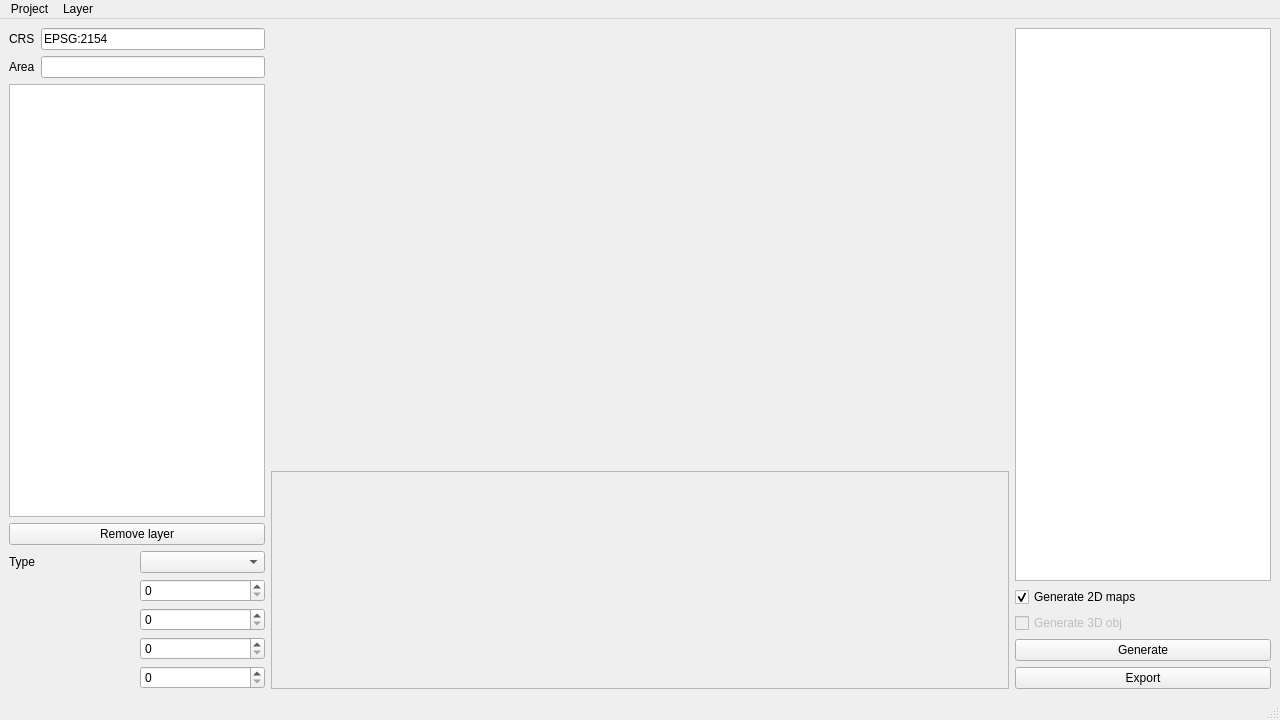
YTTM/SceneFromGIS, file mainform.ui: the form before one commit.
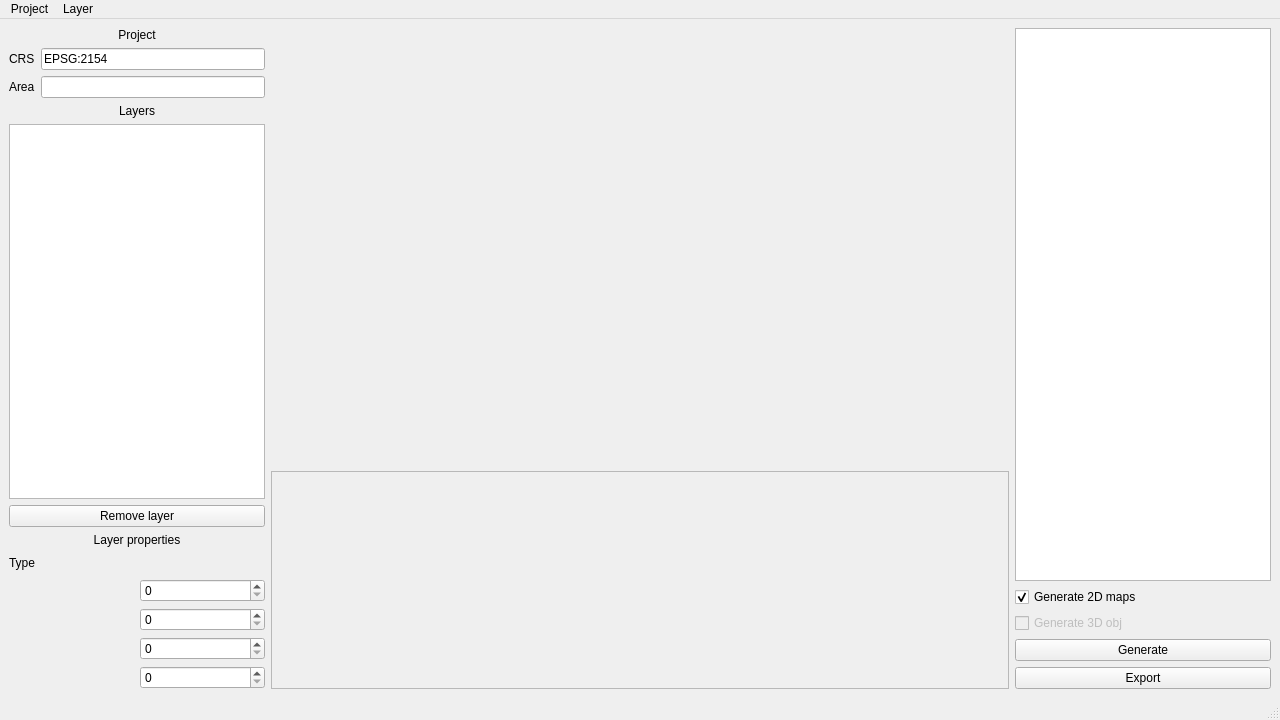
The form after the commit.

Commit message: update gui and disable edition of existing layer type

Diff of the .ui file:
```diff
--- a/mainform.ui
+++ b/mainform.ui
@@ -88,20 +88,34 @@
     <item row="0" column="0" rowspan="2">
      <layout class="QGridLayout" name="gridLayout_left">
       <item row="2" column="0">
+       <widget class="QLabel" name="label_layers">
+        <property name="text">
+         <string>Layers</string>
+        </property>
+        <property name="alignment">
+         <set>Qt::AlignCenter</set>
+        </property>
+       </widget>
+      </item>
+      <item row="5" column="0">
+       <widget class="QLabel" name="label_layer_properties">
+        <property name="text">
+         <string>Layer properties</string>
+        </property>
+        <property name="alignment">
+         <set>Qt::AlignCenter</set>
+        </property>
+       </widget>
+      </item>
+      <item row="4" column="0">
        <widget class="QPushButton" name="pushButton_remove_layer">
         <property name="text">
          <string>Remove layer</string>
         </property>
        </widget>
       </item>
-      <item row="1" column="0">
-       <widget class="QListWidget" name="listWidget_input"/>
-      </item>
-      <item row="3" column="0">
+      <item row="6" column="0">
        <layout class="QGridLayout" name="gridLayout_properties">
-        <item row="0" column="1">
-         <widget class="QComboBox" name="comboBox_1"/>
-        </item>
         <item row="0" column="0">
          <widget class="QLabel" name="label_id_1">
           <property name="text">
@@ -165,9 +179,22 @@
           </property>
          </widget>
         </item>
+        <item row="0" column="1">
+         <widget class="QLabel" name="label_type">
+          <property name="minimumSize">
+           <size>
+            <width>0</width>
+            <height>20</height>
+           </size>
+          </property>
+          <property name="text">
+           <string/>
+          </property>
+         </widget>
+        </item>
        </layout>
       </item>
-      <item row="0" column="0">
+      <item row="1" column="0">
        <layout class="QGridLayout" name="gridLayout_project_setup">
         <item row="0" column="0">
          <widget class="QLabel" name="label_crs">
@@ -195,6 +222,19 @@
         </item>
        </layout>
       </item>
+      <item row="3" column="0">
+       <widget class="QListWidget" name="listWidget_input"/>
+      </item>
+      <item row="0" column="0">
+       <widget class="QLabel" name="label_project">
+        <property name="text">
+         <string>Project</string>
+        </property>
+        <property name="alignment">
+         <set>Qt::AlignCenter</set>
+        </property>
+       </widget>
+      </item>
      </layout>
     </item>
    </layout>
```
Left out of the diff: 36 changed lines with no effect on the pictures. The commit also changes 2 other files.
